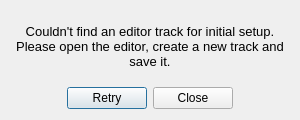
Old version of the form TrialsEditorTool/configdialog.ui in the repository Vitist/trials-editor-tool-2.
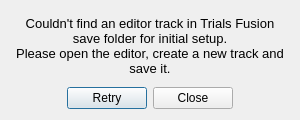
New version of the form.

Commit message: Add functionality to game switching UI elements

Diff of the .ui file:
```diff
--- a/TrialsEditorTool/configdialog.ui
+++ b/TrialsEditorTool/configdialog.ui
@@ -27,7 +27,7 @@
         <enum>Qt::LeftToRight</enum>
        </property>
        <property name="text">
-        <string>Couldn't find an editor track for initial setup.
+        <string>Couldn't find an editor track in Trials Fusion save folder for initial setup.
 Please open the editor, create a new track and save it.</string>
        </property>
        <property name="scaledContents">
```
The commit also changes 3 other files.
